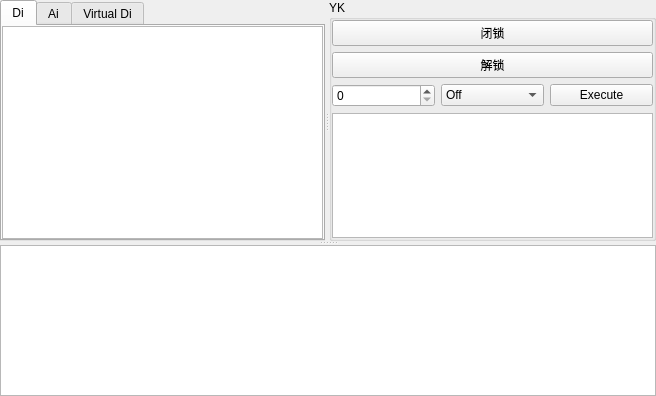
Above: CdtTools/ui/cdtworkwidget.ui from CGinMax/ProtocolTools before the change. Below: the same form after it.
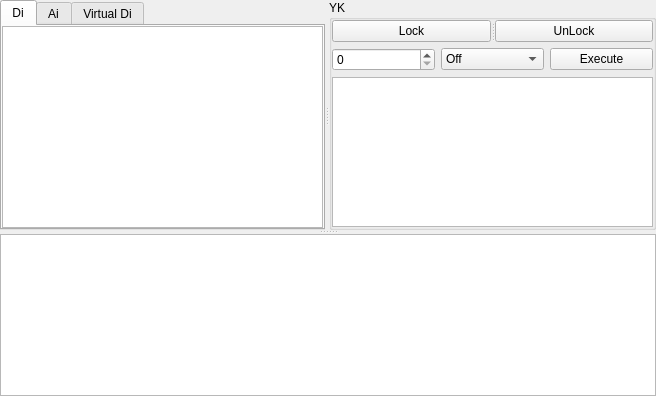
That is the form after the change.

Patch:
```diff
--- a/CdtTools/ui/cdtworkwidget.ui
+++ b/CdtTools/ui/cdtworkwidget.ui
@@ -124,17 +124,20 @@
          <number>0</number>
         </property>
         <item>
+         <widget class="QSplitter" name="splitter">
+          <property name="orientation">
+           <enum>Qt::Horizontal</enum>
+          </property>
          <widget class="QPushButton" name="btnLock">
           <property name="text">
-           <string>闭锁</string>
-          </property>
-         </widget>
-        </item>
-        <item>
+            <string>Lock</string>
+           </property>
+          </widget>
          <widget class="QPushButton" name="btnUnlock">
           <property name="text">
-           <string>解锁</string>
-          </property>
+            <string>UnLock</string>
+           </property>
+          </widget>
          </widget>
         </item>
         <item>
```
Lines whose indentation alone changed are shown as unchanged.
